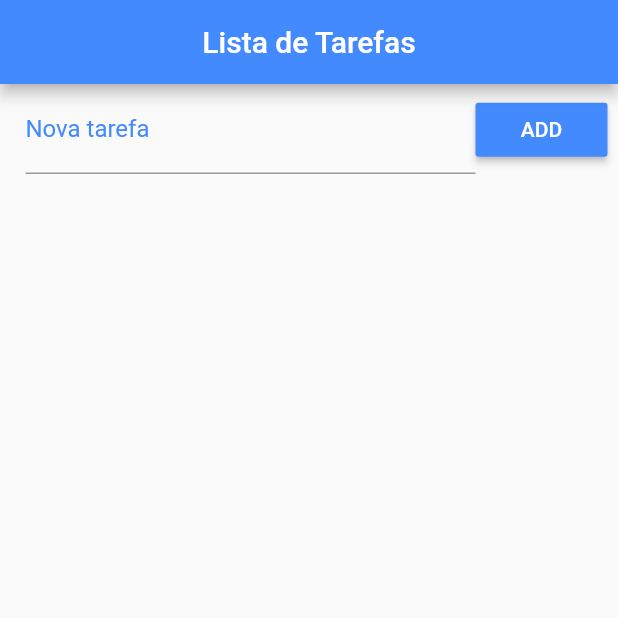
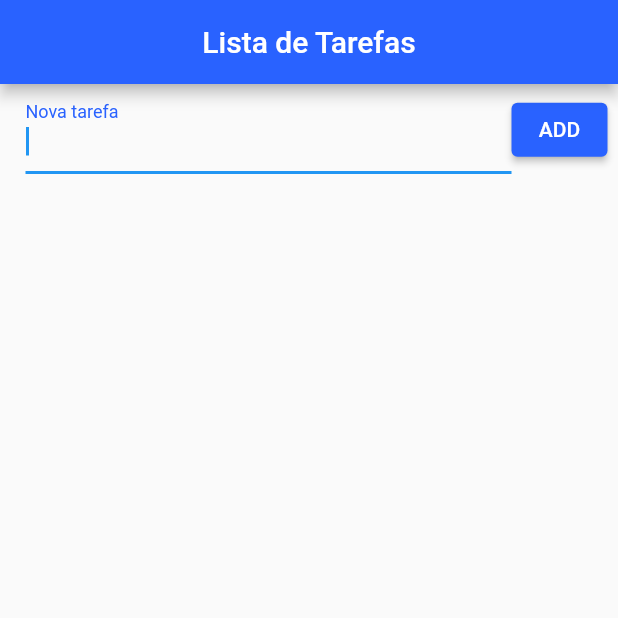
Before and after one commit to vmendesneto/Lista_Tarefas, a Flutter app: the screen it shows after launch, after a tap on "ADD", on a phone screen of 412 x 824 dp, the top half of it. Run offline on Flutter 3.47's test engine with Material 2 defaults, Android fonts, the phone set to English and light mode, and no system bars.

Commit message:
Changes finish.

```diff
--- a/lib/main.dart
+++ b/lib/main.dart
@@ -7,6 +7,11 @@ import 'package:path_provider/path_provider.dart';
 
 void main() {
   runApp(MaterialApp(
+    theme: ThemeData(
+        primaryColor: Colors.blueAccent[700],
+        elevatedButtonTheme: ElevatedButtonThemeData(
+            style:
+                TextButton.styleFrom(backgroundColor: Colors.blueAccent[700]))),
     debugShowCheckedModeBanner: false,
     home: Home(),
   ));
@@ -24,7 +29,6 @@ class _HomeState extends State<Home> {
   Map<String, dynamic> _lastRemoved;
   int _lastRemovedPos;
 
-
   @override
   void initState() {
     super.initState();
@@ -36,7 +40,7 @@ class _HomeState extends State<Home> {
   }
 
   void _addToDo() {
-    if(_toDoControler.text.isNotEmpty) {
+    if (_toDoControler.text.isNotEmpty) {
       setState(() {
         Map<String, dynamic> newToDo = Map();
         newToDo["title"] = _toDoControler.text;
@@ -70,7 +74,7 @@ class _HomeState extends State<Home> {
     return Scaffold(
       appBar: AppBar(
         title: Text("Lista de Tarefas"),
-        backgroundColor: Colors.blueAccent,
+        backgroundColor: Colors.blueAccent[700],
         centerTitle: true,
       ),
       body: Column(
@@ -81,6 +85,7 @@ class _HomeState extends State<Home> {
               children: [
                 Expanded(
                     child: TextFormField(
+                      autofocus: true,
                         validator: (value) {
                           if (value.isEmpty || value == "") {
                             return "Insira Tarefa";
@@ -91,12 +96,10 @@ class _HomeState extends State<Home> {
                         decoration: InputDecoration(
                             labelText: ("Nova tarefa"),
                             labelStyle: TextStyle(
-                              color: Colors.blueAccent,
+                              color: Colors.blueAccent[700],
                             )))),
-                RaisedButton(
-                  color: Colors.blueAccent,
+                ElevatedButton(
                   child: Text("ADD"),
-                  textColor: Colors.white,
                   onPressed: _addToDo,
                 ),
               ],
@@ -131,11 +134,18 @@ class _HomeState extends State<Home> {
       ),
       direction: DismissDirection.startToEnd,
       child: CheckboxListTile(
-        title: Text(_toDoList[index]["title"]),
+        subtitle: Text(
+          "Arraste para excluir",
+          style: TextStyle(fontSize: 12),
+        ),
+        title: Text(
+          _toDoList[index]["title"],
+          style: TextStyle(fontSize: 20),
+        ),
         value: _toDoList[index]["ok"],
         secondary: CircleAvatar(
           child: Icon(
-            _toDoList[index]["ok"] ? Icons.check : Icons.error,
+            _toDoList[index]["ok"] ? Icons.check : Icons.pending_actions,
           ),
         ),
         onChanged: (c) {
@@ -165,8 +175,8 @@ class _HomeState extends State<Home> {
                 }),
             duration: Duration(seconds: 3),
           );
-          Scaffold.of(context).removeCurrentSnackBar();
-          Scaffold.of(context).showSnackBar(sanke);
+          ScaffoldMessenger.of(context).removeCurrentSnackBar();
+          ScaffoldMessenger.of(context).showSnackBar(sanke);
         });
       },
     );
```
Also changed, not shown: 1 other file.
